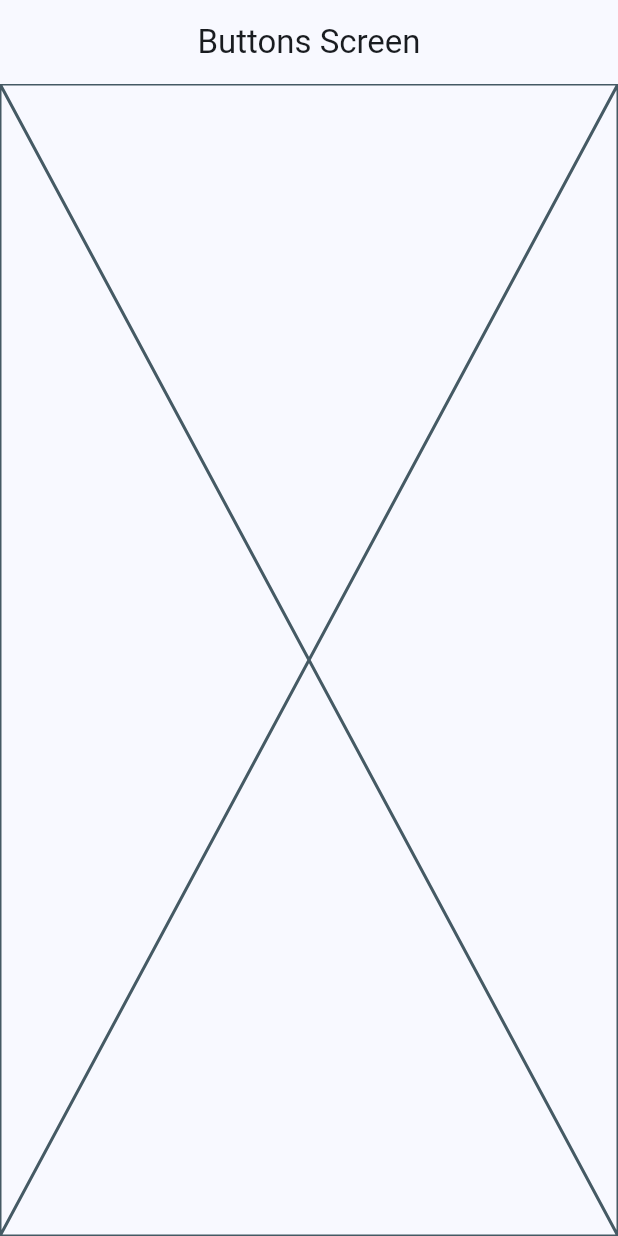
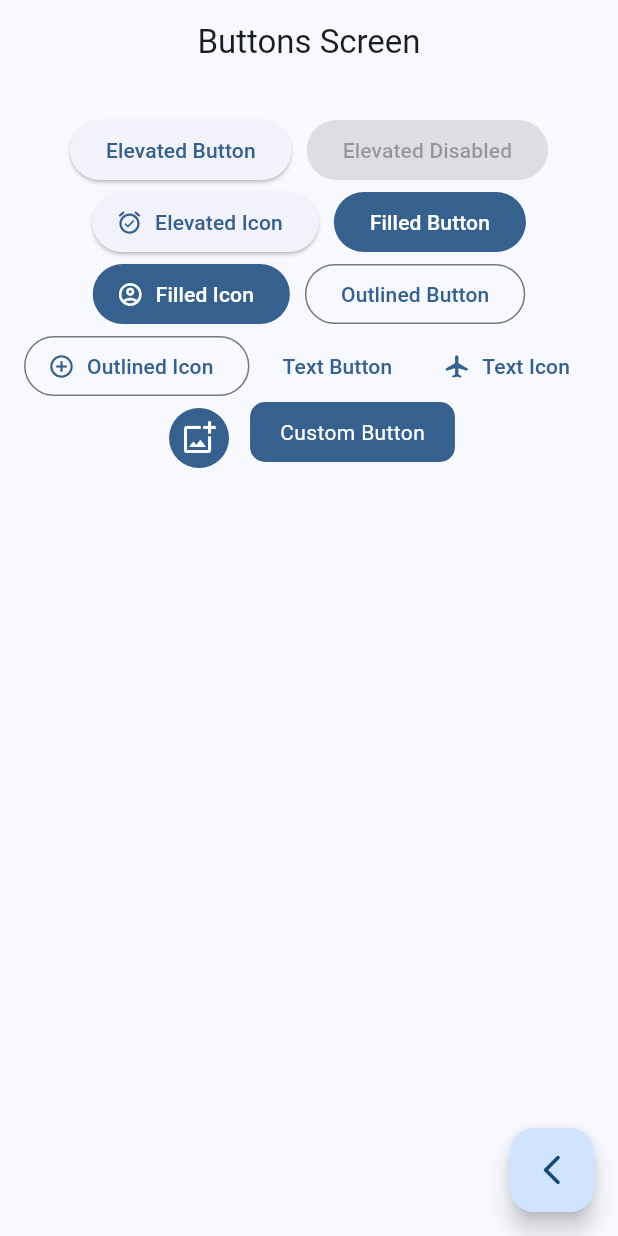
Before and after one commit to avazquezm/flutter_widgets_app, a Flutter app: the ButtonsScreen screen opened by its route, on a phone screen of 412 x 824 dp. Run offline on Flutter 3.47's test engine with Material 3 defaults, Android fonts, the phone set to English and light mode, and no system bars; our stand-ins replace go_router.

Commit message:
Buttons screen finished

```diff
--- a/lib/presentation/screens/buttons/buttons_screen.dart
+++ b/lib/presentation/screens/buttons/buttons_screen.dart
@@ -1,4 +1,5 @@
 import 'package:flutter/material.dart';
+import 'package:go_router/go_router.dart';
 
 class ButtonsScreen extends StatelessWidget {
   static const name = 'ButtonsScreen';
@@ -11,7 +12,109 @@ class ButtonsScreen extends StatelessWidget {
       appBar: AppBar(
         title: const Text('Buttons Screen'),
       ),
-      body: const Placeholder(),
+      body: const _ButtonsView(),
+      floatingActionButton: FloatingActionButton(
+          child: const Icon(Icons.arrow_back_ios_new_rounded),
+          onPressed: () {
+            context.pop();
+          }),
     );
   }
 }
+
+class _ButtonsView extends StatelessWidget {
+  const _ButtonsView();
+
+  @override
+  Widget build(BuildContext context) {
+    final colors = Theme.of(context).colorScheme;
+
+    return SizedBox(
+      width: double.infinity,
+      child: Padding(
+        padding: const EdgeInsets.symmetric(horizontal: 10, vertical: 20),
+        child: Wrap(
+          spacing: 10,
+          alignment: WrapAlignment.center,
+          children: [
+            ElevatedButton(
+              onPressed: () {},
+              child: const Text('Elevated Button'),
+            ),
+            const ElevatedButton(
+              onPressed: null,
+              child: Text('Elevated Disabled'),
+            ),
+            ElevatedButton.icon(
+              onPressed: () {},
+              icon: const Icon(Icons.alarm_on_rounded),
+              label: const Text('Elevated Icon'),
+            ),
+            FilledButton(
+              onPressed: () {},
+              child: const Text('Filled Button'),
+            ),
+            FilledButton.icon(
+              onPressed: () {},
+              icon: const Icon(Icons.account_circle_outlined),
+              label: const Text('Filled Icon'),
+            ),
+            OutlinedButton(
+              onPressed: () {},
+              child: const Text('Outlined Button'),
+            ),
+            OutlinedButton.icon(
+              onPressed: () {},
+              icon: const Icon(Icons.add_circle_outline_rounded),
+              label: const Text('Outlined Icon'),
+            ),
+            TextButton(
+              onPressed: () {},
+              child: const Text('Text Button'),
+            ),
+            TextButton.icon(
+              onPressed: () {},
+              icon: const Icon(Icons.airplanemode_active_rounded),
+              label: const Text('Text Icon'),
+            ),
+            IconButton(
+              onPressed: () {},
+              icon: const Icon(Icons.add_photo_alternate_outlined),
+              style: ButtonStyle(
+                  backgroundColor: MaterialStatePropertyAll(colors.primary),
+                  iconColor: const MaterialStatePropertyAll(Colors.white)),
+            ),
+            const CustomButton(),
+          ],
+        ),
+      ),
+    );
+  }
+}
+
+class CustomButton extends StatelessWidget {
+  const CustomButton({super.key});
+
+  @override
+  Widget build(BuildContext context) {
+    final colors = Theme.of(context).colorScheme;
+
+    return ClipRRect(
+      borderRadius: BorderRadius.circular(10),
+      child: Material(
+        color: colors.primary,
+        child: InkWell(
+          onTap: () {},
+          splashColor: Colors.red,
+          child: Padding(
+            padding: const EdgeInsets.symmetric(horizontal: 20, vertical: 10),
+            child: Text(
+              'Custom Button',
+              style: TextStyle(color: Colors.white),
+            ),
+          ),
+        ),
+      ),
+    );
+  }
+}
```
